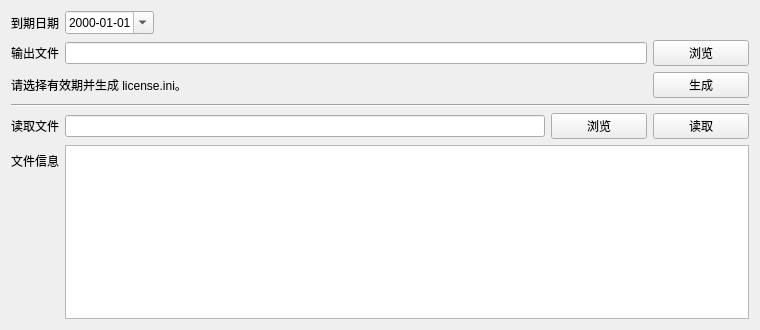
Above: tools/license_tool/widget.ui from GitHub3651/shenyinocr before the change. Below: the same form after it.
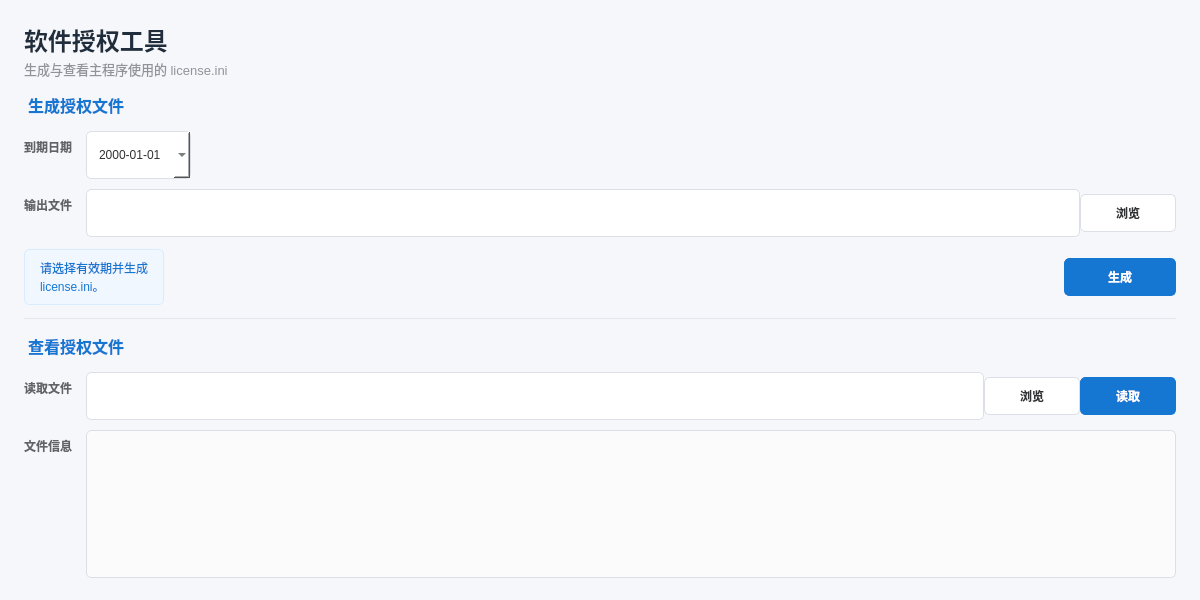
That is the form after the change.

Commit message: fix: 修复授权工具编码并优化界面

What changed in the file:
```diff
--- a/tools/license_tool/widget.ui
+++ b/tools/license_tool/widget.ui
@@ -6,19 +6,192 @@
    <rect>
     <x>0</x>
     <y>0</y>
-    <width>760</width>
-    <height>330</height>
+    <width>1200</width>
+    <height>600</height>
    </rect>
   </property>
+  <property name="minimumSize">
+   <size>
+    <width>720</width>
+    <height>560</height>
+   </size>
+  </property>
   <property name="windowTitle">
-   <string>LicenseTool</string>
+   <string>软件授权工具</string>
+  </property>
+  <property name="styleSheet">
+   <string notr="true">QWidget#Widget {
+    background-color: #f5f7fa;
+    color: #303133;
+    font-family: &quot;Microsoft YaHei&quot;, &quot;Segoe UI&quot;, sans-serif;
+    font-size: 14px;
+}
+
+QLabel {
+    background: transparent;
+}
+
+QLabel#titleLabel {
+    color: #1f2d3d;
+    font-size: 24px;
+    font-weight: 700;
+}
+
+QLabel#subtitleLabel {
+    color: #909399;
+    font-size: 13px;
+}
+
+QLabel#generateSectionLabel,
+QLabel#readSectionLabel {
+    color: #1677d2;
+    font-size: 16px;
+    font-weight: 700;
+    padding: 2px 0;
+}
+
+QLabel#expiresLabel,
+QLabel#outputLabel,
+QLabel#datLabel,
+QLabel#licenseInfoLabel {
+    color: #606266;
+    font-weight: 600;
+}
+
+QLineEdit,
+QDateEdit,
+QTextEdit {
+    min-height: 36px;
+    background-color: #ffffff;
+    color: #303133;
+    border: 1px solid #dcdfe6;
+    border-radius: 5px;
+    padding: 5px 10px;
+    selection-background-color: #409eff;
+    selection-color: #ffffff;
+}
+
+QLineEdit:focus,
+QDateEdit:focus,
+QTextEdit:focus {
+    border-color: #409eff;
+}
+
+QTextEdit {
+    background-color: #fbfbfc;
+}
+
+QPushButton {
+    min-height: 36px;
+    background-color: #ffffff;
+    color: #303133;
+    border: 1px solid #dcdfe6;
+    border-radius: 5px;
+    padding: 0 16px;
+    font-weight: 600;
+}
+
+QPushButton:hover {
+    background-color: #ecf5ff;
+    border-color: #409eff;
+    color: #1677d2;
+}
+
+QPushButton:pressed {
+    background-color: #d9ecff;
+    border-color: #1677d2;
+}
+
+QPushButton#generateButton,
+QPushButton#readDatButton {
+    background-color: #1677d2;
+    color: #ffffff;
+    border-color: #1677d2;
+}
+
+QPushButton#generateButton:hover,
+QPushButton#readDatButton:hover {
+    background-color: #409eff;
+    color: #ffffff;
+    border-color: #409eff;
+}
+
+QPushButton#generateButton:pressed,
+QPushButton#readDatButton:pressed {
+    background-color: #0f5fae;
+    border-color: #0f5fae;
+}
+
+QLabel#statusLabel {
+    color: #1677d2;
+    background-color: #f0f7ff;
+    border: 1px solid #d9ecff;
+    border-radius: 5px;
+    padding: 9px 12px;
+}
+
+QFrame#line {
+    color: #e4e7ed;
+}</string>
   </property>
   <layout class="QVBoxLayout" name="verticalLayout">
+   <property name="spacing">
+    <number>12</number>
+   </property>
+   <property name="leftMargin">
+    <number>24</number>
+   </property>
+   <property name="topMargin">
+    <number>22</number>
+   </property>
+   <property name="rightMargin">
+    <number>24</number>
+   </property>
+   <property name="bottomMargin">
+    <number>22</number>
+   </property>
+   <item>
+    <layout class="QVBoxLayout" name="headerLayout">
+     <property name="spacing">
+      <number>2</number>
+     </property>
+     <item>
+      <widget class="QLabel" name="titleLabel">
+       <property name="text">
+        <string>软件授权工具</string>
+       </property>
+      </widget>
+     </item>
+     <item>
+      <widget class="QLabel" name="subtitleLabel">
+       <property name="text">
+        <string>生成与查看主程序使用的 license.ini</string>
+       </property>
+      </widget>
+     </item>
+    </layout>
+   </item>
+   <item>
+    <widget class="QLabel" name="generateSectionLabel">
+     <property name="text">
+      <string>生成授权文件</string>
+     </property>
+    </widget>
+   </item>
    <item>
     <layout class="QFormLayout" name="formLayout">
      <property name="fieldGrowthPolicy">
       <enum>QFormLayout::ExpandingFieldsGrow</enum>
      </property>
+     <property name="labelAlignment">
+      <set>Qt::AlignRight|Qt::AlignTrailing|Qt::AlignVCenter</set>
+     </property>
+     <property name="horizontalSpacing">
+      <number>14</number>
+     </property>
+     <property name="verticalSpacing">
+      <number>10</number>
+     </property>
      <item row="0" column="0">
       <widget class="QLabel" name="expiresLabel">
        <property name="text">
@@ -28,6 +201,12 @@
      </item>
      <item row="0" column="1">
       <widget class="QDateEdit" name="expiresEdit">
+       <property name="maximumSize">
+        <size>
+         <width>240</width>
+         <height>16777215</height>
+        </size>
+       </property>
        <property name="displayFormat">
         <string>yyyy-MM-dd</string>
        </property>
@@ -53,7 +232,7 @@
          <property name="minimumSize">
           <size>
            <width>96</width>
-           <height>0</height>
+           <height>38</height>
           </size>
          </property>
          <property name="text">
@@ -69,9 +248,18 @@
     <layout class="QHBoxLayout" name="actionLayout">
      <item>
       <widget class="QLabel" name="statusLabel">
+       <property name="minimumSize">
+        <size>
+         <width>0</width>
+         <height>38</height>
+        </size>
+       </property>
        <property name="text">
         <string>请选择有效期并生成 license.ini。</string>
        </property>
+       <property name="wordWrap">
+        <bool>true</bool>
+       </property>
       </widget>
      </item>
      <item>
@@ -91,8 +279,8 @@
       <widget class="QPushButton" name="generateButton">
        <property name="minimumSize">
         <size>
-         <width>96</width>
-         <height>0</height>
+         <width>112</width>
+         <height>38</height>
         </size>
        </property>
        <property name="text">
@@ -108,7 +296,14 @@
       <enum>QFrame::HLine</enum>
      </property>
      <property name="frameShadow">
-      <enum>QFrame::Sunken</enum>
+      <enum>QFrame::Plain</enum>
+     </property>
+    </widget>
+   </item>
+   <item>
+    <widget class="QLabel" name="readSectionLabel">
+     <property name="text">
+      <string>查看授权文件</string>
      </property>
     </widget>
    </item>
@@ -117,6 +312,15 @@
      <property name="fieldGrowthPolicy">
       <enum>QFormLayout::ExpandingFieldsGrow</enum>
      </property>
+     <property name="labelAlignment">
+      <set>Qt::AlignRight|Qt::AlignTop|Qt::AlignTrailing</set>
+     </property>
+     <property name="horizontalSpacing">
+      <number>14</number>
+     </property>
+     <property name="verticalSpacing">
+      <number>10</number>
+     </property>
      <item row="0" column="0">
       <widget class="QLabel" name="datLabel">
        <property name="text">
@@ -134,7 +338,7 @@
          <property name="minimumSize">
           <size>
            <width>96</width>
-           <height>0</height>
+           <height>38</height>
           </size>
          </property>
          <property name="text">
@@ -147,7 +351,7 @@
          <property name="minimumSize">
           <size>
            <width>96</width>
-           <height>0</height>
+           <height>38</height>
           </size>
          </property>
          <property name="text">
@@ -166,15 +370,15 @@
      </item>
      <item row="1" column="1">
       <widget class="QTextEdit" name="licenseInfoEdit">
+       <property name="minimumSize">
+        <size>
+         <width>0</width>
+         <height>48</height>
+        </size>
+       </property>
        <property name="readOnly">
         <bool>true</bool>
        </property>
-       <property name="minimumSize">
-        <size>
-         <width>0</width>
-         <height>140</height>
-        </size>
-       </property>
       </widget>
      </item>
     </layout>
```
The commit also changes 1 other file.
